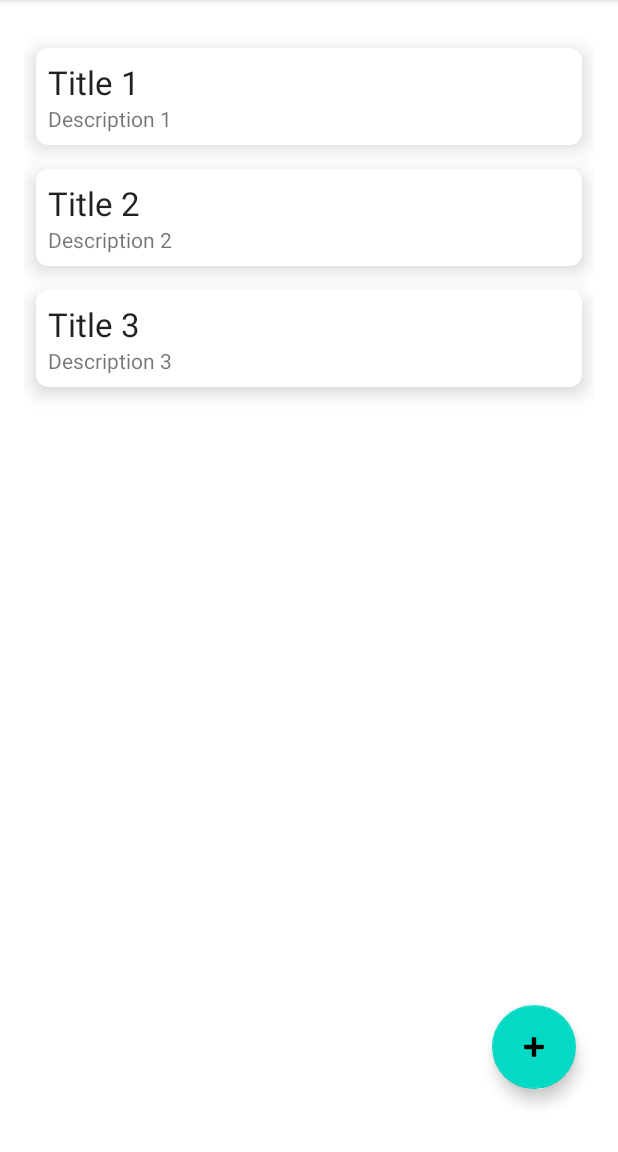
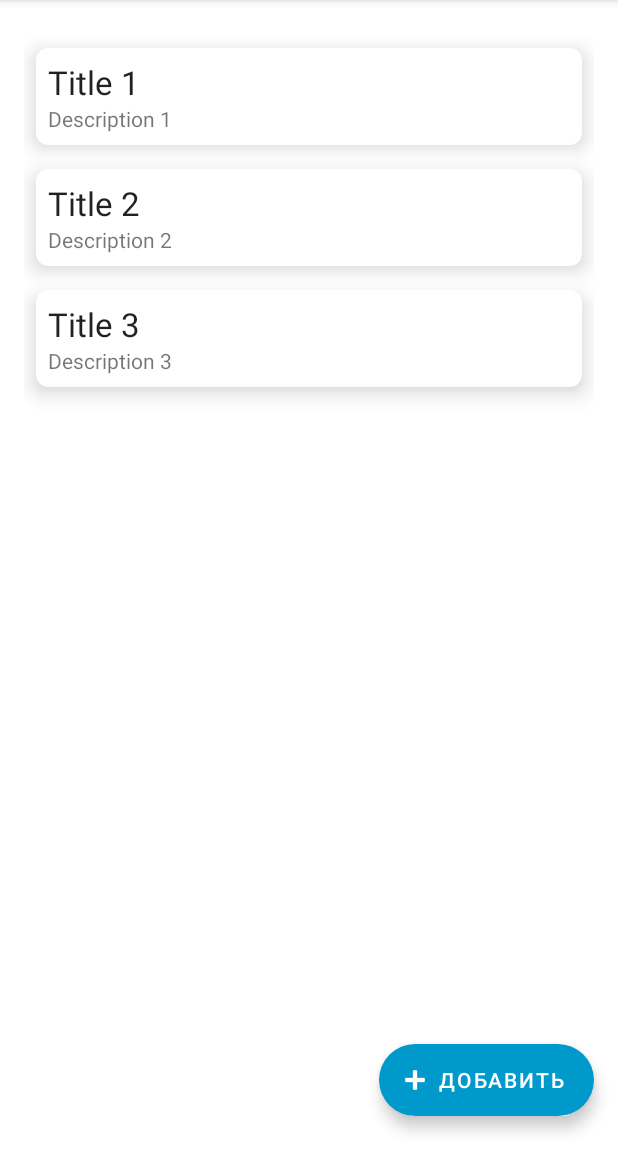
Before and after one commit to mederesenali/noteApp, an Android app: the screen it shows after launch (MainActivity), on a phone screen of 412 x 824 dp, the part 84-1236 px from its top. Run offline under Robolectric (Android 15) with nearby library versions, the phone set to English and light mode, and no system bars; our stand-ins replace Room's generated code; 2 statements that could not run were skipped.

Commit message:
FloatingActionButton changed to ExtendedFloatingActionButton

```diff
--- a/app/src/main/res/layout/activity_main.xml
+++ b/app/src/main/res/layout/activity_main.xml
@@ -14,17 +14,22 @@
         app:layout_constraintEnd_toEndOf="@id/guideline_end"
         app:layout_constraintStart_toStartOf="@id/guideline_start"
         app:layout_constraintTop_toTopOf="@id/guideline_top"
-        tools:listitem="@layout/note_item"
-        tools:itemCount="5"/>
+        tools:itemCount="5"
+        tools:listitem="@layout/note_item" />
 
 
-    <com.google.android.material.floatingactionbutton.FloatingActionButton
+    <com.google.android.material.floatingactionbutton.ExtendedFloatingActionButton
         android:id="@+id/floatingActionButton"
         android:layout_width="wrap_content"
         android:layout_height="wrap_content"
+        android:text="Добавить"
+        android:textColor="@color/white"
+        app:backgroundTint="@android:color/holo_blue_dark"
+        app:icon="@android:drawable/ic_input_add"
+        app:iconPadding="4dp"
+        app:iconTint="@color/white"
         app:layout_constraintBottom_toBottomOf="@id/guideline_bottom"
         app:layout_constraintEnd_toEndOf="@id/guideline_end"
-        app:srcCompat="@android:drawable/ic_input_add"
         app:useCompatPadding="true"
         tools:ignore="ContentDescription,OnClick" />
 
```
